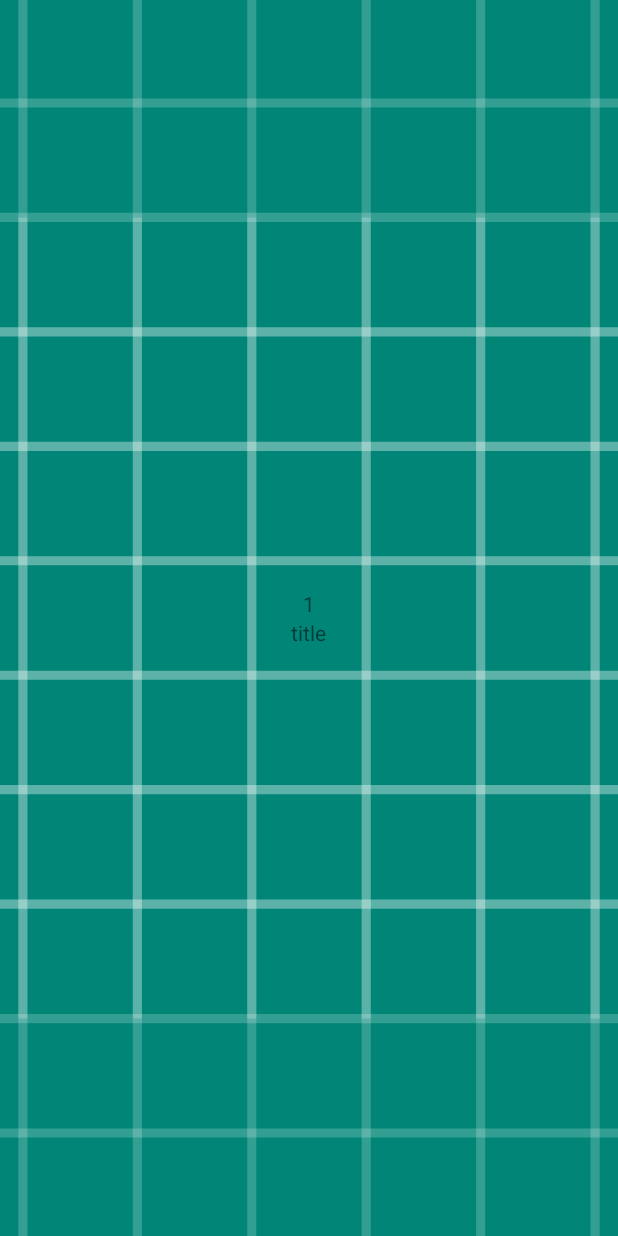
After one commit to yc0015139/AndroidPhotoViewer, an Android app: the layout photo_fragment.xml on its own in the app's theme, with its tools: preview values and no code run, on a phone screen of 412 x 824 dp. The commit adds this screen. Run offline under Robolectric (Android 15) with nearby library versions, the phone set to English and light mode, and no system bars.

Commit message:
Add PhotoFragment

```diff
--- a/app/src/main/java/com/ycdev/myapplication/utils/HttpHelper.java
+++ b/app/src/main/java/com/ycdev/myapplication/utils/HttpHelper.java
@@ -8,8 +8,6 @@ import okhttp3.Request;
 
 public class HttpHelper {
     public static final int TIMEOUT = 30;
-
-    private static final String TAG = HttpHelper.class.getSimpleName();
 
     public static void sendRequest(String url, Callback callback) {
         OkHttpClient client = new OkHttpClient().newBuilder()
--- a/app/src/main/java/com/ycdev/myapplication/viewmodel/BrowserPageViewModel.java
+++ b/app/src/main/java/com/ycdev/myapplication/viewmodel/BrowserPageViewModel.java
@@ -1,6 +1,4 @@
 package com.ycdev.myapplication.viewmodel;
-
-import android.util.Log;
 
 import androidx.lifecycle.MutableLiveData;
 import androidx.lifecycle.ViewModel;
@@ -23,7 +21,7 @@ import okhttp3.Response;
 public class BrowserPageViewModel extends ViewModel {
     private static final String URL = "https://jsonplaceholder.typicode.com/photos";
 
-    public MutableLiveData<List<Photo>> photos = new MutableLiveData<>();
+    private MutableLiveData<List<Photo>> photos = new MutableLiveData<>();
 
     public void loadPhotos() {
         HttpHelper.sendRequest(URL, new Callback() {
--- /dev/null
+++ b/app/src/main/res/layout/photo_fragment.xml
@@ -0,0 +1,57 @@
+<?xml version="1.0" encoding="utf-8"?>
+<layout xmlns:android="http://schemas.android.com/apk/res/android"
+    xmlns:app="http://schemas.android.com/apk/res-auto"
+    xmlns:tools="http://schemas.android.com/tools">
+
+    <data>
+
+        <variable
+            name="photoViewModel"
+            type="com.ycdev.myapplication.viewmodel.PhotoViewModel" />
+    </data>
+
+    <androidx.constraintlayout.widget.ConstraintLayout
+        android:layout_width="match_parent"
+        android:layout_height="match_parent">
+
+        <ImageView
+            android:id="@+id/iv_image"
+            android:layout_width="match_parent"
+            android:layout_height="match_parent"
+            android:scaleType="centerCrop"
+            app:imageUrl="@{photoViewModel.thumbnail}"
+            app:layout_constraintBottom_toBottomOf="parent"
+            app:layout_constraintEnd_toEndOf="parent"
+            app:layout_constraintStart_toStartOf="parent"
+            app:layout_constraintTop_toTopOf="parent"
+            tools:src="@drawable/ic_launcher_background" />
+
+        <LinearLayout
+            android:layout_width="match_parent"
+            android:layout_height="wrap_content"
+            android:gravity="center"
+            android:orientation="vertical"
+            app:layout_constraintBottom_toBottomOf="parent"
+            app:layout_constraintEnd_toEndOf="parent"
+            app:layout_constraintStart_toStartOf="parent"
+            app:layout_constraintTop_toTopOf="parent">
+
+            <TextView
+                android:id="@+id/tv_image_id"
+                android:layout_width="wrap_content"
+                android:layout_height="wrap_content"
+                android:text="@{photoViewModel.id}"
+                tools:text="1" />
+
+            <TextView
+                android:id="@+id/tv_image_title"
+                android:layout_width="wrap_content"
+                android:layout_height="wrap_content"
+                android:text="@{photoViewModel.title}"
+                tools:text="title" />
+
+        </LinearLayout>
+
+
+    </androidx.constraintlayout.widget.ConstraintLayout>
+</layout>
```
Also changed, not shown: app/src/main/java/com/ycdev/myapplication/MainActivity.java (+12 -2 lines), app/src/main/java/com/ycdev/myapplication/adapter/ImageAdapter.java (+18 -4 lines), app/src/main/java/com/ycdev/myapplication/fragment/BrowserPageFragment.java (+12 -2 lines), app/src/main/java/com/ycdev/myapplication/fragment/PhotoFragment.java (added, +47 -0 lines), app/src/main/java/com/ycdev/myapplication/utils/ImageLoader.java (+8 -5 lines), app/src/main/java/com/ycdev/myapplication/viewmodel/PhotoViewModel.java (added, +24 -0 lines).
